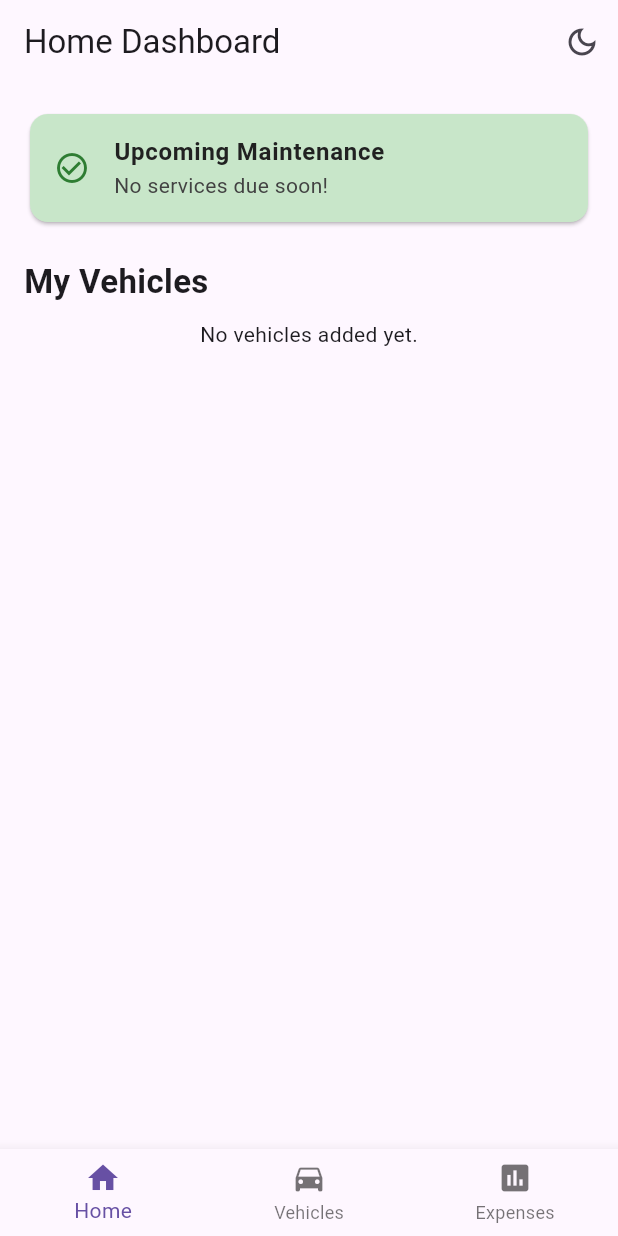
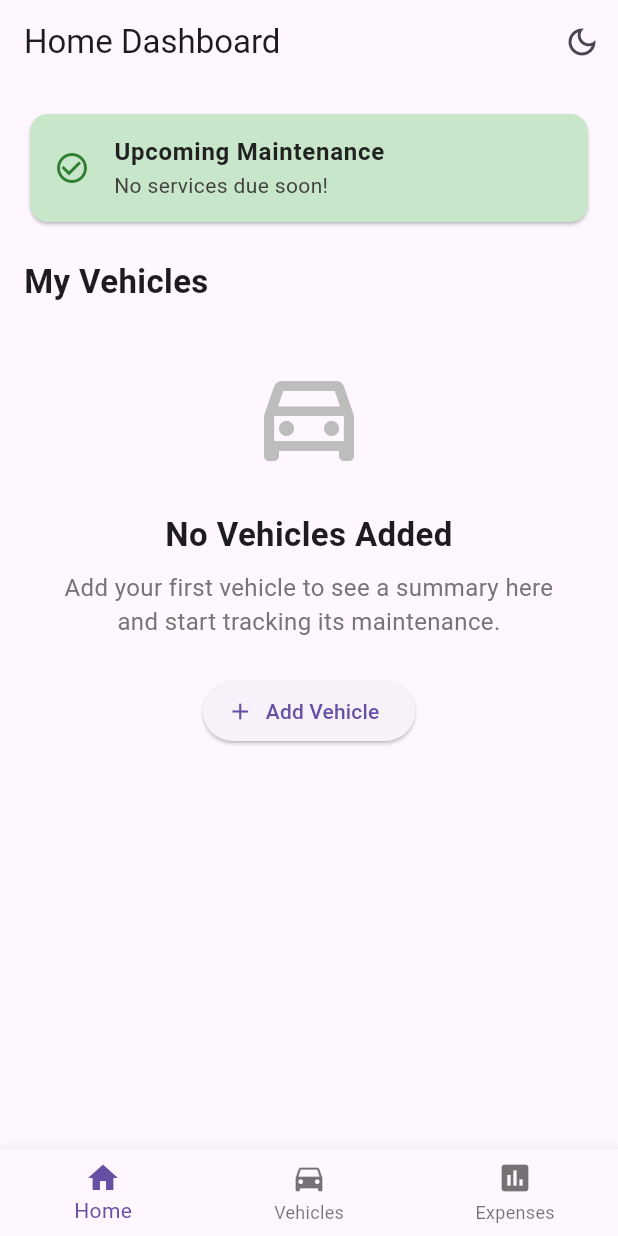
Before and after one commit to gsurjs/GloveBoxx, a Flutter app: the screen it shows after launch, on a phone screen of 412 x 824 dp. Run offline on Flutter 3.47's test engine with Material 3 defaults, Android fonts, the phone set to English and light mode, and no system bars; our stand-ins replace csv, fl_chart, image_picker, share_plus, sqflite; accounts and stored records are empty.

```diff
--- a/lib/screens/home_dashboard_screen.dart
+++ b/lib/screens/home_dashboard_screen.dart
@@ -1,13 +1,16 @@
 import 'package:flutter/material.dart';
 import 'package:intl/intl.dart';
+import 'package:provider/provider.dart';
 import '../models/upcoming_maintenance_view.dart';
 import '../models/vehicle.dart';
+import '../providers/theme_provider.dart';
 import '../services/database_helper.dart';
-import 'package:provider/provider.dart';
-import '../providers/theme_provider.dart';
+import '../widgets/empty_state_message.dart';
 
 class HomeDashboardScreen extends StatefulWidget {
-  const HomeDashboardScreen({super.key});
+  final VoidCallback? onNavigateRequest;
+
+  const HomeDashboardScreen({super.key, this.onNavigateRequest});
 
   @override
   State<HomeDashboardScreen> createState() => _HomeDashboardScreenState();
@@ -37,8 +40,8 @@ class _HomeDashboardScreenState extends State<HomeDashboardScreen> {
           IconButton(
             icon: Icon(
               Provider.of<ThemeProvider>(context).themeMode == ThemeMode.light
-              ? Icons.dark_mode_outlined
-              : Icons.light_mode_outlined
+                  ? Icons.dark_mode_outlined
+                  : Icons.light_mode_outlined,
             ),
             onPressed: () {
               Provider.of<ThemeProvider>(context, listen: false).toggleTheme();
@@ -60,7 +63,8 @@ class _HomeDashboardScreenState extends State<HomeDashboardScreen> {
           }
 
           final List<Vehicle> vehicles = snapshot.data!['vehicles'];
-          final List<UpcomingMaintenanceView> upcoming = snapshot.data!['upcoming'];
+          final List<UpcomingMaintenanceView> upcoming =
+              snapshot.data!['upcoming'];
 
           return RefreshIndicator(
             onRefresh: () async {
@@ -71,18 +75,22 @@ class _HomeDashboardScreenState extends State<HomeDashboardScreen> {
             child: ListView(
               padding: const EdgeInsets.all(16.0),
               children: [
-                // Upcoming Maintenance Card
                 Card(
-                  color: upcoming.isEmpty ? Colors.green[100] : Colors.yellow[100],
+                  color:
+                      upcoming.isEmpty ? Colors.green[100] : Colors.yellow[100],
                   child: ListTile(
                     leading: Icon(
-                      upcoming.isEmpty ? Icons.check_circle_outline : Icons.warning_amber_rounded,
-                      color: upcoming.isEmpty ? Colors.green.shade800 : Colors.orange.shade800,
+                      upcoming.isEmpty
+                          ? Icons.check_circle_outline
+                          : Icons.warning_amber_rounded,
+                      color: upcoming.isEmpty
+                          ? Colors.green.shade800
+                          : Colors.orange.shade800,
                     ),
                     title: Text(
                       'Upcoming Maintenance',
                       style: TextStyle(
-                        color: Colors.grey.shade900, // Explicitly set a dark color
+                        color: Colors.grey.shade900,
                         fontWeight: FontWeight.bold,
                       ),
                     ),
@@ -90,13 +98,12 @@ class _HomeDashboardScreenState extends State<HomeDashboardScreen> {
                       upcoming.isEmpty
                           ? 'No services due soon!'
                           : '${upcoming.length} service(s) due within 2 weeks',
-                      style: TextStyle(color: Colors.grey.shade800), // Explicitly set a dark color
+                      style: TextStyle(color: Colors.grey.shade800),
                     ),
                   ),
                 ),
                 if (upcoming.isNotEmpty) ...[
                   const SizedBox(height: 10),
-                  // List of upcoming services
                   ...upcoming.map((item) {
                     return Card(
                       child: Padding(
@@ -107,18 +114,30 @@ class _HomeDashboardScreenState extends State<HomeDashboardScreen> {
                     );
                   }),
                 ],
-
                 const SizedBox(height: 20),
-                const Text('My Vehicles', style: TextStyle(fontSize: 22, fontWeight: FontWeight.bold)),
+                const Text('My Vehicles',
+                    style:
+                        TextStyle(fontSize: 22, fontWeight: FontWeight.bold)),
                 const SizedBox(height: 10),
-
                 if (vehicles.isEmpty)
-                  const Center(child: Text('No vehicles added yet.'))
+                  EmptyStateMessage(
+                    icon: Icons.directions_car_outlined,
+                    title: 'No Vehicles Added',
+                    message:
+                        'Add your first vehicle to see a summary here and start tracking its maintenance.',
+                    actionButton: ElevatedButton.icon(
+                      icon: const Icon(Icons.add),
+                      label: const Text('Add Vehicle'),
+                      onPressed: widget.onNavigateRequest,
+                    ),
+                  )
                 else
                   ...vehicles.map((vehicle) => Card(
                         child: ListTile(
-                          title: Text('${vehicle.year} ${vehicle.make} ${vehicle.model}'),
-                          subtitle: Text('Current Mileage: ${vehicle.mileage} mi'),
+                          title: Text(
+                              '${vehicle.year} ${vehicle.make} ${vehicle.model}'),
+                          subtitle:
+                              Text('Current Mileage: ${vehicle.mileage} mi'),
                         ),
                       )),
               ],
--- a/lib/screens/main_screen.dart
+++ b/lib/screens/main_screen.dart
@@ -13,11 +13,21 @@ class MainScreen extends StatefulWidget {
 class _MainScreenState extends State<MainScreen> {
   int _selectedIndex = 0;
 
-  static const List<Widget> _widgetOptions = <Widget>[
-    HomeDashboardScreen(),
-    VehicleListScreen(),
-    ExpenseSummaryScreen(),
-  ];
+  // This list is now a 'late final' field instead of 'static const'.
+  // This is the critical change.
+  late final List<Widget> _widgetOptions;
+
+  @override
+  void initState() {
+    super.initState();
+    // We initialize the list here, inside the state.
+    // This allows us to pass the _onItemTapped function to the home screen.
+    _widgetOptions = <Widget>[
+      HomeDashboardScreen(onNavigateRequest: () => _onItemTapped(1)),
+      const VehicleListScreen(),
+      const ExpenseSummaryScreen(),
+    ];
+  }
 
   void _onItemTapped(int index) {
     setState(() {
--- a/lib/screens/maintenance_log_screen.dart
+++ b/lib/screens/maintenance_log_screen.dart
@@ -7,6 +7,7 @@ import '../models/vehicle.dart';
 import '../services/database_helper.dart';
 import 'add_maintenance_screen.dart';
 import 'dart:io';
+import '../widgets/empty_state_message.dart';
 
 
 class MaintenanceLogScreen extends StatefulWidget {
@@ -46,7 +47,11 @@ class _MaintenanceLogScreenState extends State<MaintenanceLogScreen> {
           if (snapshot.connectionState == ConnectionState.waiting) {
             return const Center(child: CircularProgressIndicator());
           } else if (!snapshot.hasData || snapshot.data!.isEmpty) {
-            return const Center(child: Text('No maintenance records yet.'));
+            return const EmptyStateMessage(
+              icon: Icons.receipt_long_outlined,
+              title: 'No Service History',
+              message: 'Tap the "+" button to log your first maintenance activity for this vehicle.',
+            );
           } else {
             final records = snapshot.data!;
             return ListView.builder(
--- a/lib/widgets/empty_state_message.dart
+++ b/lib/widgets/empty_state_message.dart
@@ -4,12 +4,14 @@ class EmptyStateMessage extends StatelessWidget {
   final IconData icon;
   final String title;
   final String message;
+  final Widget? actionButton;
 
   const EmptyStateMessage({
     super.key,
     required this.icon,
     required this.title,
     required this.message,
+    this.actionButton
   });
 
   @override
@@ -34,6 +36,11 @@ class EmptyStateMessage extends StatelessWidget {
               style: TextStyle(fontSize: 16, color: Colors.grey.shade600),
               textAlign: TextAlign.center,
             ),
+            // conditional action button
+            if (actionButton != null) ...[
+              const SizedBox(height: 24),
+              actionButton!,
+            ]
           ],
         ),
       ),
```
Also changed, not shown: lib/screens/expense_summary_screen.dart (+6 -1 lines), lib/screens/vehicle_list_screen.dart (+11 -6 lines).
